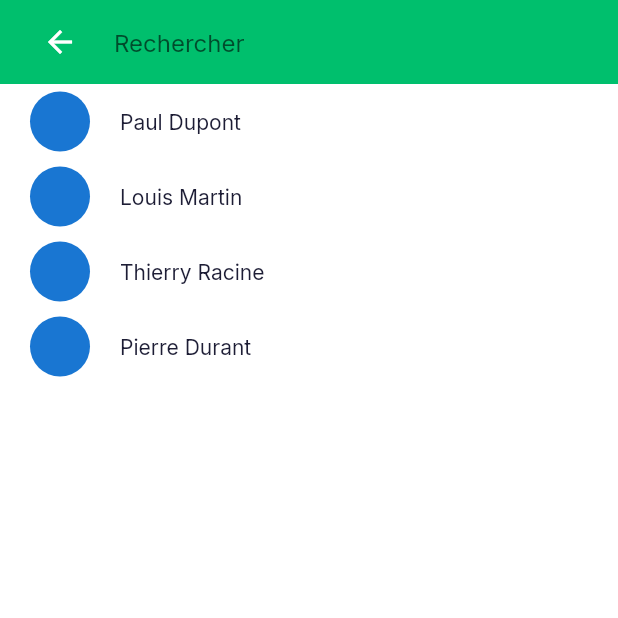
After one commit to lerimeur/FL2-qwerty, a Flutter app: the MyBottomBar screen opened directly, after a tap on "Rechercher", on a phone screen of 412 x 824 dp, the top half of it. The commit adds this screen. Run offline on Flutter 3.47's test engine with Material 2 defaults, Android fonts, the phone set to English and light mode, and no system bars; our stand-ins replace email_validator, google_fonts; accounts and stored records are empty; network calls fail; project files that could hold a hidden picture were left out.

Commit message:
feat: create search page and add search button on home page

```diff
--- a/lib/Component/bottom_bar.dart
+++ b/lib/Component/bottom_bar.dart
@@ -1,9 +1,10 @@
+import 'package:fl2_qwerty_messenger/Component/button.dart';
 import 'package:fl2_qwerty_messenger/Page/home.dart';
 import 'package:fl2_qwerty_messenger/Page/profile.dart';
+import 'package:fl2_qwerty_messenger/type.dart';
 import 'package:fl2_qwerty_messenger/utils.dart';
 import 'package:flutter/material.dart';
 import 'package:provider/provider.dart';
-
 
 class MyBottomBar extends StatefulWidget {
   const MyBottomBar({super.key});
@@ -34,13 +35,16 @@ class MyBottomBarState extends State<MyBottomBar> {
   Widget build(BuildContext context) {
     return Scaffold(
       appBar: AppBar(
+        leading: Container(
+          padding: const EdgeInsets.only(left: kDefaultPadding),
+          child: const CircleAvatar(
+            backgroundImage: NetworkImage(
+              'https://i.kym-cdn.com/entries/icons/original/000/028/312/will_poulter.PNG',
+            ),
+          ),
+        ),
         title: Row(
           children: const <Widget>[
-            CircleAvatar(
-              backgroundImage: NetworkImage(
-                  'https://i.kym-cdn.com/entries/icons/original/000/028/312/will_poulter.PNG'),
-            ),
-            SizedBox(width: 20),
             Text(
               'Chats',
               style:
@@ -76,25 +80,6 @@ class MyBottomBarState extends State<MyBottomBar> {
           ),
           const SizedBox(width: 10),
         ],
-        bottom: PreferredSize(
-          preferredSize: const Size.fromHeight(48.0),
-          child: Theme(
-            data: Theme.of(context).copyWith(accentColor: Colors.white),
-            child: Container(
-              height: 45.0,
-              alignment: Alignment.center,
-              child: TextField(
-                decoration: InputDecoration(
-                  filled: true,
-                  fillColor: Colors.grey[300],
-                  prefixIcon: const Icon(Icons.search),
-                  hintText: 'Enter a search term',
-                ),
-              ),
-            ),
-          ),
-        ),
-        leading: Container(),
       ),
       body: Center(
         child: _widgetOptions.elementAt(_selectedIndex),
--- a/lib/Component/input_text.dart
+++ b/lib/Component/input_text.dart
@@ -1,3 +1,4 @@
+import 'package:fl2_qwerty_messenger/type.dart';
 import 'package:flutter/material.dart';
 
 class InputText extends StatefulWidget {
@@ -7,13 +8,14 @@ class InputText extends StatefulWidget {
     this.password = false,
     required this.onChanged,
     this.validator,
+    this.inputColor = const Color.fromARGB(15, 0, 0, 0),
   });
 
   final String hintText;
   final bool password;
   final ValueChanged onChanged;
   final String? Function(String?)? validator;
-
+  final Color inputColor;
 
   @override
   State<InputText> createState() => _InputTextState();
@@ -28,7 +30,7 @@ class _InputTextState extends State<InputText> {
       onChanged: widget.onChanged,
       decoration: InputDecoration(
         filled: true,
-        fillColor: const Color.fromARGB(15, 0, 0, 0),
+        fillColor: widget.inputColor,
         border: OutlineInputBorder(
           borderRadius: BorderRadius.circular(14.0),
           borderSide: BorderSide.none,
--- a/lib/Page/home.dart
+++ b/lib/Page/home.dart
@@ -1,5 +1,7 @@
+import 'package:fl2_qwerty_messenger/Component/button.dart';
 import 'package:fl2_qwerty_messenger/Component/chat.dart';
 import 'package:fl2_qwerty_messenger/Page/message_screen.dart';
+import 'package:fl2_qwerty_messenger/Page/search.dart';
 import 'package:fl2_qwerty_messenger/type.dart';
 import 'package:flutter/material.dart';
 
@@ -76,9 +78,29 @@ class _HomeState extends State<Home> {
     );
   }
 
+  void searchContacts() {
+    Navigator.push(
+      context,
+      MaterialPageRoute<Search>(builder: (BuildContext context) => Search()),
+    );
+  }
+
   @override
   Widget build(BuildContext context) {
-    return ListView.builder(
+    return Column(
+      children: <Widget>[
+        Container(
+          color: kPrimaryColor,
+          // width: MediaQuery.of(context).size.width * 0.90 ,
+          padding: const EdgeInsets.all(kDefaultPadding),
+          child: Button(
+            onPressed: () => searchContacts(),
+            label: 'Rechercher',
+            color: Colors.black12,
+          ),
+        ),
+        Expanded(
+          child: ListView.builder(
             itemCount: fakeData.length,
             itemBuilder: (BuildContext context, int index) {
               return Chat(
@@ -88,6 +110,9 @@ class _HomeState extends State<Home> {
                 onSelectedChat: () => handleSelectedChat(fakeData[index]),
               );
             },
+          ),
+        ),
+      ],
     );
   }
 }
--- /dev/null
+++ b/lib/Page/search.dart
@@ -0,0 +1,99 @@
+import 'package:fl2_qwerty_messenger/Component/input_text.dart';
+import 'package:fl2_qwerty_messenger/type.dart';
+import 'package:flutter/material.dart';
+
+class Search extends StatefulWidget {
+  const Search({super.key});
+
+  @override
+  State<Search> createState() => _SearchState();
+}
+
+class _SearchState extends State<Search> {
+  final List<User> fakeData = <User>[
+    User(
+      id: '0',
+      firstname: 'Paul',
+      lastname: 'Dupont',
+      token: '',
+      profilePicture: 'profilePicture',
+    ),
+    User(
+      id: '1',
+      firstname: 'Louis',
+      lastname: 'Martin',
+      token: '',
+      profilePicture: 'profilePicture',
+    ),
+    User(
+      id: '2',
+      firstname: 'Thierry',
+      lastname: 'Racine',
+      token: '',
+      profilePicture: 'profilePicture',
+    ),
+    User(
+      id: '3',
+      firstname: 'Pierre',
+      lastname: 'Durant',
+      token: '',
+      profilePicture: 'profilePicture',
+    )
+  ];
+  @override
+  Widget build(BuildContext context) {
+    return Scaffold(
+      appBar: buildAppBar(context),
+      body: SafeArea(
+        child: Column(
+          children: <Widget>[
+            Expanded(
+              child: ListView.builder(
+                itemCount: fakeData.length,
+                itemBuilder: (BuildContext context, int index) {
+                  return SizedBox(
+                    height: 50,
+                    child: InkWell(
+                      onTap: () {},
+                      child: Padding(
+                        padding: EdgeInsets.only(left: kDefaultPadding, right: kDefaultPadding),
+                        child: Row(
+                          children: <Widget>[
+                            CircleAvatar(),
+                            SizedBox(width: 20),
+                            Text(
+                              '${fakeData[index].firstname} ${fakeData[index].lastname}',
+                            ),
+                          ],
+                        ),
+                      ),
+                    ),
+                  );
+                },
+              ),
+            )
+          ],
+        ),
+      ),
+    );
+  }
+}
+
+AppBar buildAppBar(BuildContext context) {
+  return AppBar(
+    automaticallyImplyLeading: false,
+    title: Row(
+      children: <Widget>[
+        const BackButton(),
+        SizedBox(
+          width: MediaQuery.of(context).size.width * 0.7,
+          child: InputText(
+            onChanged: (dynamic value) {},
+            hintText: 'Rechercher',
+            inputColor: kPrimaryColor,
+          ),
+        )
+      ],
+    ),
+  );
+}
```
Lines whose indentation alone changed are shown as unchanged.
